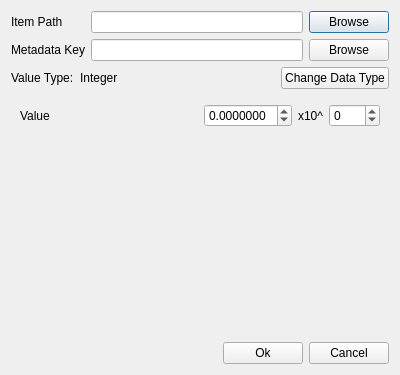
Above: FourDExplorer/ui/uiDialogEditMeta.ui from ManifoldsHu/FourDExplorer before the change. Below: the same form after it.
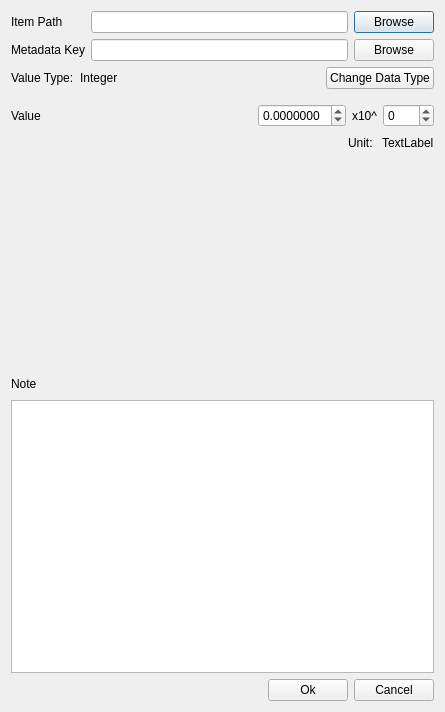
That is the form after the change. The open tabs and pages were chosen to show the change.

Commit message: complete dialog meta viewer and its structures

The edit to the form file:
```diff
--- a/FourDExplorer/ui/uiDialogEditMeta.ui
+++ b/FourDExplorer/ui/uiDialogEditMeta.ui
@@ -6,14 +6,14 @@
    <rect>
     <x>0</x>
     <y>0</y>
-    <width>400</width>
-    <height>375</height>
+    <width>445</width>
+    <height>712</height>
    </rect>
   </property>
   <property name="windowTitle">
    <string>Edit Metadata</string>
   </property>
-  <layout class="QVBoxLayout" name="verticalLayout_5">
+  <layout class="QVBoxLayout" name="verticalLayout_6">
    <item>
     <layout class="QHBoxLayout" name="horizontalLayout_4">
      <item>
@@ -108,7 +108,13 @@
       <number>1</number>
      </property>
      <widget class="QWidget" name="page_edit_integer">
-      <layout class="QVBoxLayout" name="verticalLayout_4">
+      <layout class="QVBoxLayout" name="verticalLayout_5">
+       <property name="leftMargin">
+        <number>0</number>
+       </property>
+       <property name="rightMargin">
+        <number>0</number>
+       </property>
        <item>
         <layout class="QHBoxLayout" name="horizontalLayout_2">
          <item>
@@ -159,7 +165,13 @@
       </layout>
      </widget>
      <widget class="QWidget" name="page_edit_float">
-      <layout class="QVBoxLayout" name="verticalLayout_6">
+      <layout class="QVBoxLayout" name="verticalLayout_4">
+       <property name="leftMargin">
+        <number>0</number>
+       </property>
+       <property name="rightMargin">
+        <number>0</number>
+       </property>
        <item>
         <layout class="QHBoxLayout" name="horizontalLayout_5">
          <item>
@@ -214,6 +226,37 @@
          </item>
         </layout>
        </item>
+       <item>
+        <layout class="QHBoxLayout" name="horizontalLayout_6">
+         <item>
+          <spacer name="horizontalSpacer_5">
+           <property name="orientation">
+            <enum>Qt::Horizontal</enum>
+           </property>
+           <property name="sizeHint" stdset="0">
+            <size>
+             <width>40</width>
+             <height>20</height>
+            </size>
+           </property>
+          </spacer>
+         </item>
+         <item>
+          <widget class="QLabel" name="label_unit_float_hint">
+           <property name="text">
+            <string>Unit: </string>
+           </property>
+          </widget>
+         </item>
+         <item>
+          <widget class="QLabel" name="label_unit_float">
+           <property name="text">
+            <string>TextLabel</string>
+           </property>
+          </widget>
+         </item>
+        </layout>
+       </item>
        <item>
         <spacer name="verticalSpacer_2">
          <property name="orientation">
@@ -245,6 +288,33 @@
      </widget>
     </widget>
    </item>
+   <item>
+    <layout class="QHBoxLayout" name="horizontalLayout_8">
+     <item>
+      <widget class="QLabel" name="label_8">
+       <property name="text">
+        <string>Note</string>
+       </property>
+      </widget>
+     </item>
+     <item>
+      <spacer name="horizontalSpacer_7">
+       <property name="orientation">
+        <enum>Qt::Horizontal</enum>
+       </property>
+       <property name="sizeHint" stdset="0">
+        <size>
+         <width>40</width>
+         <height>20</height>
+        </size>
+       </property>
+      </spacer>
+     </item>
+    </layout>
+   </item>
+   <item>
+    <widget class="QPlainTextEdit" name="plainTextEdit_note"/>
+   </item>
    <item>
     <layout class="QHBoxLayout" name="horizontalLayout_3">
      <item>
```
Left out of the diff: 39 changed lines with no effect on the pictures. The commit also changes 20 other files.
